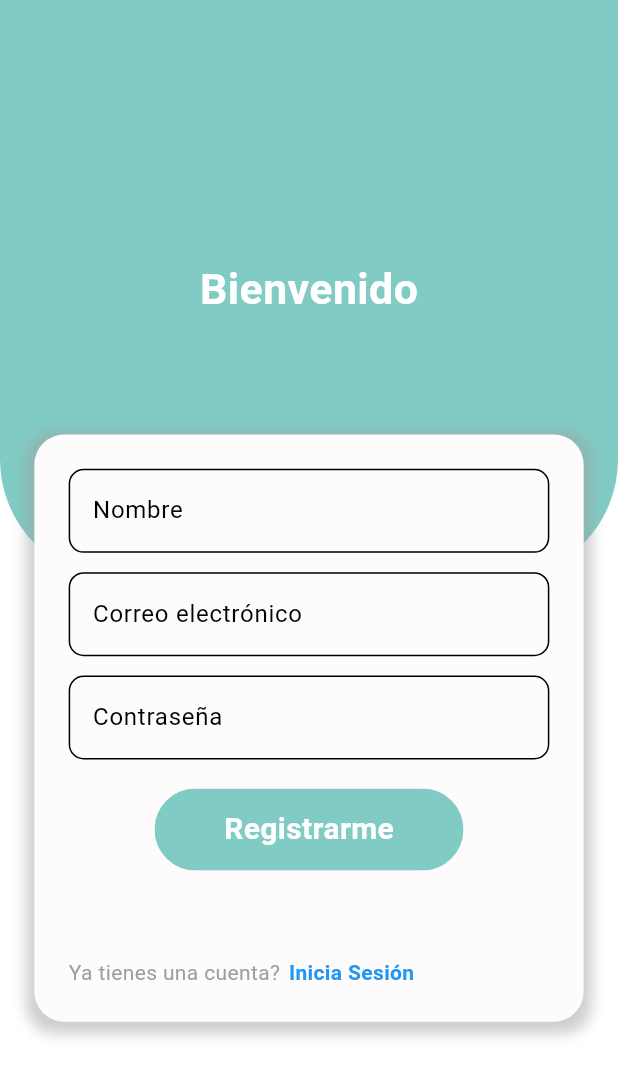
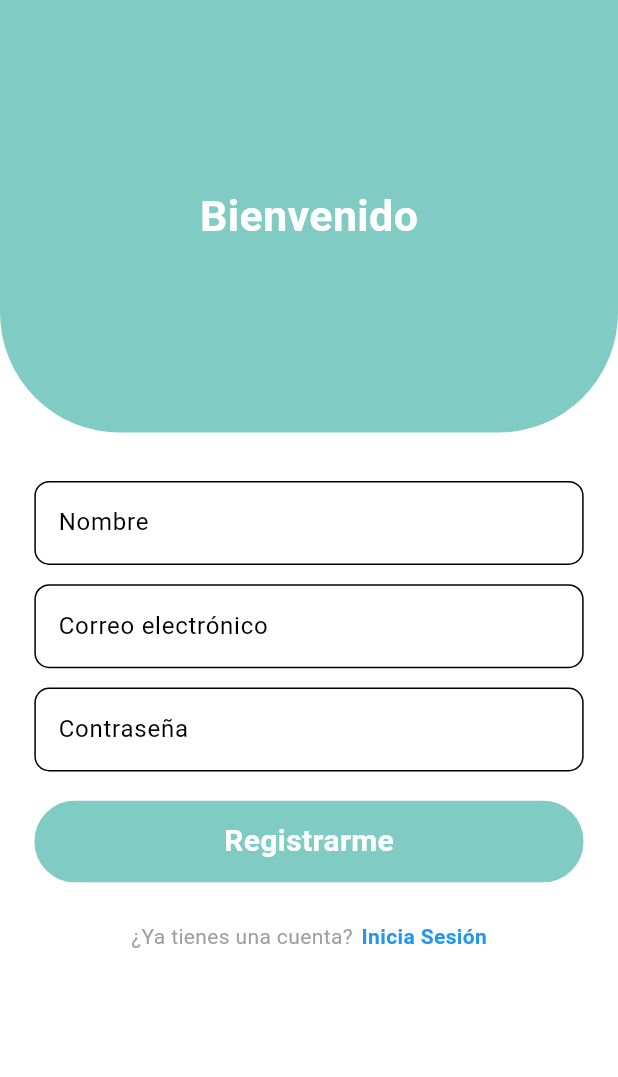
Before and after one commit to FerxhoDev/cardsapp, a Flutter app: the Signin screen opened directly, on a phone screen of 412 x 824 dp. Shown: the top 1077 px of the screen. Run offline on Flutter 3.47's test engine with Material 3 defaults, Android fonts, the phone set to English and light mode, and no system bars; our stand-ins replace cloud_firestore, firebase_auth, firebase_core, flutter_screenutil, go_router, google_sign_in and 2 more; missing offline and left inert: slimy_card_plus; accounts and stored records are empty.

Commit message:
fixes SignIn ad

```diff
--- a/lib/presentation/screens/signIn/signIn.dart
+++ b/lib/presentation/screens/signIn/signIn.dart
@@ -4,7 +4,6 @@ import 'package:flutter/cupertino.dart';
 import 'package:flutter/material.dart';
 import 'package:flutter_screenutil/flutter_screenutil.dart';
 import 'package:go_router/go_router.dart';
-
 
 class Signin extends StatefulWidget {
   const Signin({super.key});
@@ -14,15 +13,12 @@ class Signin extends StatefulWidget {
 }
 
 class _LoginState extends State<Signin> {
-
   final FirebaseAuth _auth = FirebaseAuth.instance;
   final TextEditingController _emailController = TextEditingController();
   final TextEditingController _passwordController = TextEditingController();
   final TextEditingController _nameController = TextEditingController();
 
-
   // Función para registrar un nuevo usuario
-  // Función para registrar un nuevo usuario con verificación de correo
   Future<void> _register() async {
     try {
       // Registrar un nuevo usuario
@@ -33,9 +29,6 @@ Future<void> _register() async {
 
       // Actualizar el nombre de usuario
       await userCredential.user!.updateDisplayName(_nameController.text.trim());
-
-    // Enviar correo de verificación
-    //await userCredential.user!.sendEmailVerification();
 
       // Guardar el nombre de usuario y correo en Firestore
       await FirebaseFirestore.instance.collection('users').doc(userCredential.user!.uid).set({
@@ -49,7 +42,7 @@ Future<void> _register() async {
         );
       }
 
-    // Redirigir al usuario a la pantalla de inicio o login
+      // Redirigir al usuario a la pantalla de verificación
       context.goNamed('verifyEmail');
     } catch (e) {
       if (mounted) {
@@ -60,18 +53,18 @@ Future<void> _register() async {
     }
   }
 
-
-
-
   @override
   Widget build(BuildContext context) {
     return Scaffold(
       backgroundColor: Colors.white,
-      body: Stack(
+      body: SingleChildScrollView(
+        child: Column(
+          crossAxisAlignment: CrossAxisAlignment.center,
           children: [
             // Fondo con el mensaje de bienvenida
             Container(
-            height: 600.h,
+              height: MediaQuery.of(context).size.height * 0.35,
+              width: double.infinity,
               decoration: BoxDecoration(
                 color: Colors.teal[200],
                 borderRadius: const BorderRadius.only(
@@ -90,30 +83,12 @@ Future<void> _register() async {
                 ),
               ),
             ),
-          Expanded(child: Container(
 
-          )),
+            SizedBox(height: 50.h),
 
-          // Los campos de texto y botones superpuestos sobre el fondo
-          Positioned(
-            top: 450.h, // Posición relativa del stack
-            left: 40.w,  // Margen izquierdo
-            right: 40.w, // Margen derecho
-            child: Container(
-              padding: EdgeInsets.all(40.w),
-              decoration: BoxDecoration(
-                color: const Color.fromARGB(255, 253, 251, 251),
-                borderRadius: BorderRadius.circular(20),
-                boxShadow: [
-                  BoxShadow(
-                    color: Colors.grey.withOpacity(0.5),
-                    spreadRadius: 5,
-                    blurRadius: 7,
-                    offset: const Offset(0, 3),
-                  ),
-                ],
-              ),
-              child: SingleChildScrollView(
+            // Campos de texto y botón de registro
+            Padding(
+              padding: EdgeInsets.symmetric(horizontal: 40.w),
               child: Column(
                 crossAxisAlignment: CrossAxisAlignment.center,
                 children: [
@@ -127,6 +102,7 @@ Future<void> _register() async {
                     ),
                   ),
                   SizedBox(height: 20.h),
+
                   // Campo de texto para el correo
                   TextField(
                     controller: _emailController,
@@ -137,7 +113,7 @@ Future<void> _register() async {
                       ),
                     ),
                   ),
-                    SizedBox(height: 20.h), // Espacio entre campos
+                  SizedBox(height: 20.h),
 
                   // Campo de texto para la contraseña
                   TextField(
@@ -152,9 +128,8 @@ Future<void> _register() async {
                   ),
                   SizedBox(height: 30.h),
 
-                    Padding(
-                        padding: EdgeInsets.symmetric(horizontal: 100.w),
-                        child: ClipRRect(
+                  // Botón de registro
+                  ClipRRect(
                     borderRadius: BorderRadius.circular(50),
                     child: Material(
                       color: Colors.teal[200],
@@ -181,32 +156,37 @@ Future<void> _register() async {
                       ),
                     ),
                   ),
+                  SizedBox(height: 40.h),
+
+                  // Redirección para iniciar sesión
+                  Row(
+                    mainAxisAlignment: MainAxisAlignment.center,
+                    children: [
+                      const Text(
+                        '¿Ya tienes una cuenta?',
+                        style: TextStyle(color: Colors.grey),
                       ),
-
-                    SizedBox(height: 40.h), // Espacio antes del botón
-
-                    // Botón para iniciar sesión con Google
-
-                    SizedBox(height: 50.h),
-
-                    Row(
-                      children: [
-                        const Text('Ya tienes una cuenta?', style: TextStyle(color: Colors.grey),),
                       SizedBox(width: 10.w),
                       GestureDetector(
                         onTap: () {
                           context.goNamed('login');
                         },
-                          child: const Text('Inicia Sesión', style: TextStyle(color: Colors.blue, fontWeight: FontWeight.bold),)),
-                      ],
-                    ),// Espacio entre botones
-                  ],
-                ),
+                        child: const Text(
+                          'Inicia Sesión',
+                          style: TextStyle(
+                            color: Colors.blue,
+                            fontWeight: FontWeight.bold,
                           ),
                         ),
                       ),
                     ],
                   ),
+                ],
+              ),
+            ),
+          ],
+        ),
+      ),
     );
   }
 }
```
Lines whose indentation alone changed are shown as unchanged.
